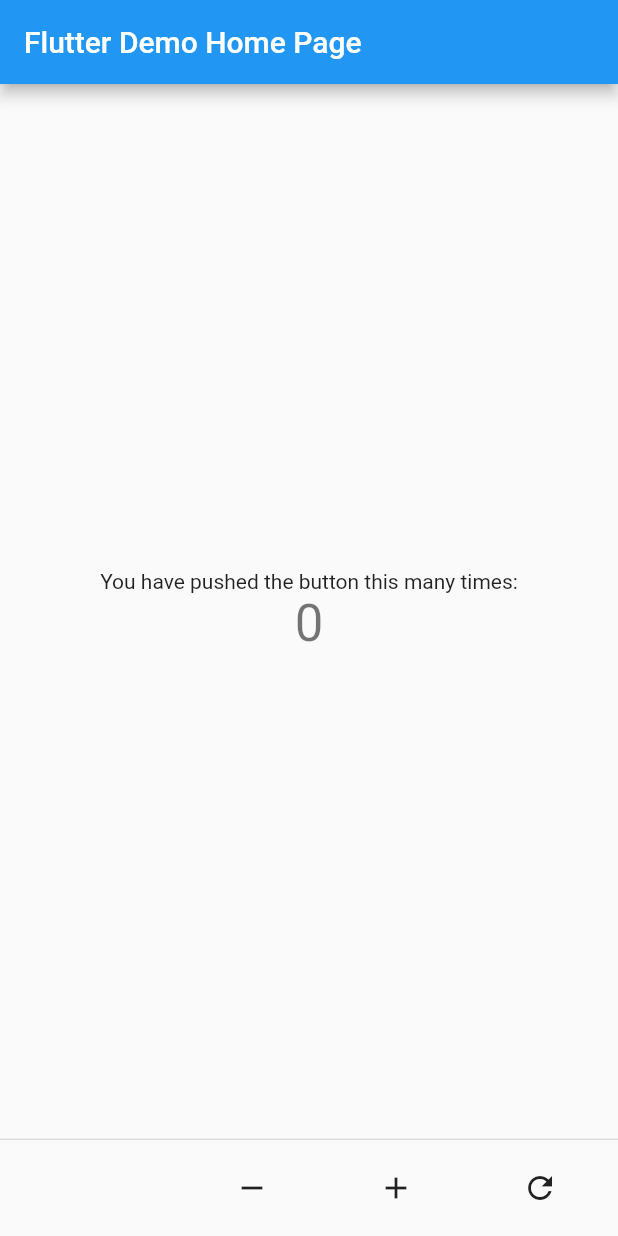
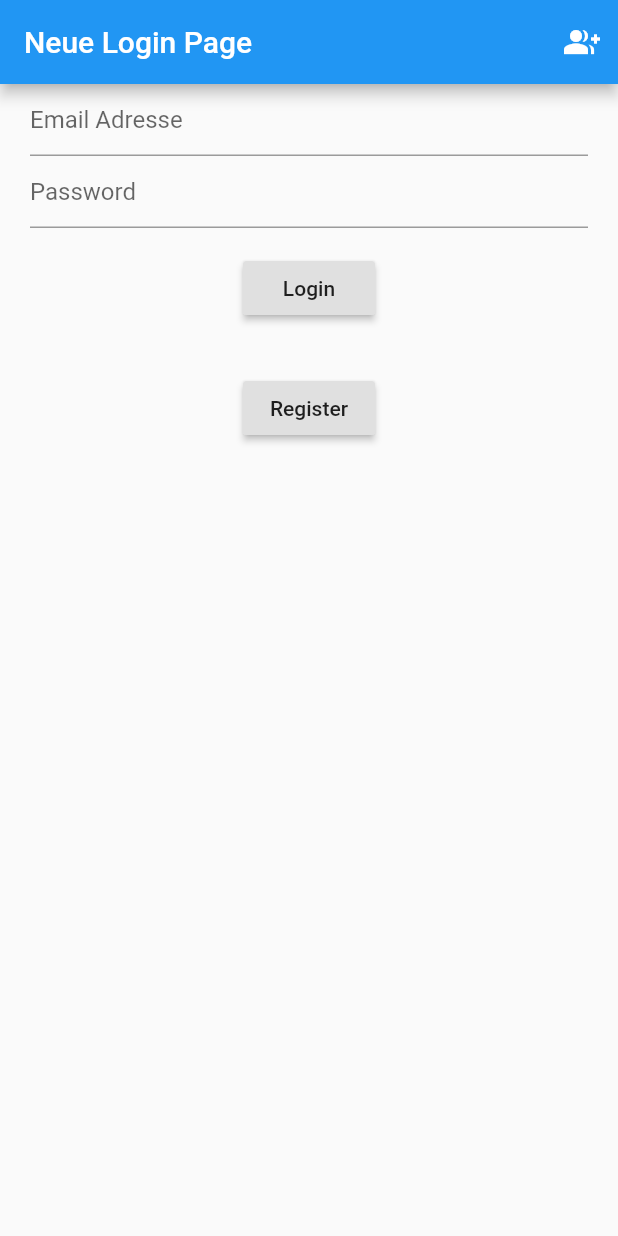
Before and after one commit to MyracleDesign/login-with-flutter, a Flutter app: the screen it shows after launch, on a phone screen of 412 x 824 dp. Run offline on Flutter 3.47's test engine with Material 2 defaults, Android fonts, the phone set to English and light mode, and no system bars; our stand-ins replace firebase_auth, google_sign_in; accounts and stored records are empty.

Commit message:
final part_3

```diff
--- /dev/null
+++ b/lib/component/login.dart
@@ -0,0 +1,111 @@
+import 'package:firebase_auth/firebase_auth.dart';
+import 'package:google_sign_in/google_sign_in.dart';
+import 'package:flutter/material.dart';
+
+class LoginPage extends StatefulWidget {
+  LoginPage({Key key, this.title}) : super(key: key);
+
+  final String title;
+
+  @override
+  State<StatefulWidget> createState() => _LoginPageState();
+}
+
+class _LoginPageState extends State<LoginPage> {
+  final GoogleSignIn _googleSignIn = GoogleSignIn();
+  final FirebaseAuth _auth = FirebaseAuth.instance;
+  final _formKey = GlobalKey<FormState>();
+
+  @override
+  Widget build(BuildContext context) {
+    // TODO: implement build
+    return Scaffold(
+      appBar: AppBar(
+        title: Text(widget.title),
+        actions: <Widget>[
+          IconButton(
+            icon: Icon(Icons.group_add),
+            onPressed: _handleSignIn,
+          )
+        ],
+      ),
+      body: Form(
+        key: _formKey,
+        child: Column(
+          crossAxisAlignment: CrossAxisAlignment.center,
+          children: <Widget>[
+            Padding(
+              padding: const EdgeInsets.symmetric(horizontal: 20.0),
+              child: TextFormField(
+                decoration: InputDecoration(hintText: "Email Adresse"),
+                validator: (value) {
+                  if (value.isEmpty) {
+                    return "Please enter an valid email";
+                  }
+                },
+              ),
+            ),
+            Padding(
+              padding: const EdgeInsets.symmetric(horizontal: 20.0),
+              child: TextFormField(
+                decoration: InputDecoration(hintText: "Password"),
+                validator: (value) {
+                  if (value.isEmpty) {
+                    return "Please enter a password";
+                  }
+                },
+              ),
+            ),
+            Padding(
+              padding: const EdgeInsets.symmetric(vertical: 16.0),
+              child: RaisedButton(
+                onPressed: () {
+                  if (_formKey.currentState.validate()) {
+                    print('Data are valid');
+                  } else {
+                    print('Data are invalid');
+                  }
+                },
+                child: Text("Login"),
+              ),
+            ),
+            Padding(
+              padding: const EdgeInsets.symmetric(vertical: 16.0),
+              child: RaisedButton(
+                onPressed: () {
+                  print("Register pressed");
+                },
+                child: Text("Register"),
+              ),
+            )
+          ],
+        ),
+      ),
+    );
+  }
+
+/*
+  Future<FirebaseUser> _handleSignInWithEmail(
+    String email,
+    String password,
+  ) async {
+    final FirebaseUser user = await _auth.signInWithEmailAndPassword(
+        email: email, password: password);
+  }
+*/
+
+  Future<FirebaseUser> _handleSignIn() async {
+    final GoogleSignInAccount googleUser = await _googleSignIn.signIn();
+    final GoogleSignInAuthentication googleAuth =
+        await googleUser.authentication;
+
+    final AuthCredential credential = GoogleAuthProvider.getCredential(
+      accessToken: googleAuth.accessToken,
+      idToken: googleAuth.idToken,
+    );
+
+    final FirebaseUser user = await _auth.signInWithCredential(credential);
+    print("signed in " + user.displayName);
+    return user;
+  }
+}
--- a/lib/main.dart
+++ b/lib/main.dart
@@ -1,4 +1,6 @@
 import 'package:flutter/material.dart';
+
+import 'component/login.dart';
 
 void main() => runApp(MyApp());
 
@@ -20,104 +22,7 @@ class MyApp extends StatelessWidget {
         // is not restarted.
         primarySwatch: Colors.blue,
       ),
-      home: MyHomePage(title: 'Flutter Demo Home Page'),
+      home: LoginPage(title: "Neue Login Page"),
     );
   }
 }
-
-class MyHomePage extends StatefulWidget {
-  MyHomePage({Key key, this.title}) : super(key: key);
-
-  // This widget is the home page of your application. It is stateful, meaning
-  // that it has a State object (defined below) that contains fields that affect
-  // how it looks.
-
-  // This class is the configuration for the state. It holds the values (in this
-  // case the title) provided by the parent (in this case the App widget) and
-  // used by the build method of the State. Fields in a Widget subclass are
-  // always marked "final".
-
-  final String title;
-
-  @override
-  _MyHomePageState createState() => _MyHomePageState();
-}
-
-class _MyHomePageState extends State<MyHomePage> {
-  int _counter = 0;
-
-  void _resetCounter() {
-    setState(() {
-      _counter = 0;
-    });
-  }
-
-  void _incrementCounter() {
-    setState(() {
-      // This call to setState tells the Flutter framework that something has
-      // changed in this State, which causes it to rerun the build method below
-      // so that the display can reflect the updated values. If we changed
-      // _counter without calling setState(), then the build method would not be
-      // called again, and so nothing would appear to happen.
-      _counter++;
-    });
-  }
-
-  void _decrementCounter() {
-    setState(() {
-      _counter--;
-    });
-  }
-
-  @override
-  Widget build(BuildContext context) {
-    // This method is rerun every time setState is called, for instance as done
-    // by the _incrementCounter method above.
-    //
-    // The Flutter framework has been optimized to make rerunning build methods
-    // fast, so that you can just rebuild anything that needs updating rather
-    // than having to individually change instances of widgets.
-    return Scaffold(
-      appBar: AppBar(
-        // Here we take the value from the MyHomePage object that was created by
-        // the App.build method, and use it to set our appbar title.
-        title: Text(widget.title),
-      ),
-      body: Center(
-        // Center is a layout widget. It takes a single child and positions it
-        // in the middle of the parent.
-        child: Column(
-          // Column is also layout widget. It takes a list of children and
-          // arranges them vertically. By default, it sizes itself to fit its
-          // children horizontally, and tries to be as tall as its parent.
-          //
-          // Invoke "debug painting" (press "p" in the console, choose the
-          // "Toggle Debug Paint" action from the Flutter Inspector in Android
-          // Studio, or the "Toggle Debug Paint" command in Visual Studio Code)
-          // to see the wireframe for each widget.
-          //
-          // Column has various properties to control how it sizes itself and
-          // how it positions its children. Here we use mainAxisAlignment to
-          // center the children vertically; the main axis here is the vertical
-          // axis because Columns are vertical (the cross axis would be
-          // horizontal).
-          mainAxisAlignment: MainAxisAlignment.center,
-          children: <Widget>[
-            Text(
-              'You have pushed the button this many times:',
-            ),
-            Text(
-              '$_counter',
-              style: Theme.of(context).textTheme.display1,
-            ),
-          ],
-        ),
-      ),
-      persistentFooterButtons: <Widget>[
-        FlatButton(onPressed: _decrementCounter, child: Icon(Icons.remove)),
-        FlatButton(onPressed: _incrementCounter, child: Icon(Icons.add)),
-        FlatButton(onPressed: _resetCounter, child: Icon(Icons.refresh))
-      ],
-    );
-  }
-}
--- a/pubspec.yaml
+++ b/pubspec.yaml
@@ -23,6 +23,8 @@ dependencies:
   # The following adds the Cupertino Icons font to your application.
   # Use with the CupertinoIcons class for iOS style icons.
   cupertino_icons: ^0.1.2
+  google_sign_in: ^4.0.1+3
+  firebase_auth: ^0.11.1
 
 dev_dependencies:
   flutter_test:
```
Also changed, not shown: pubspec.lock, 8 other files.
